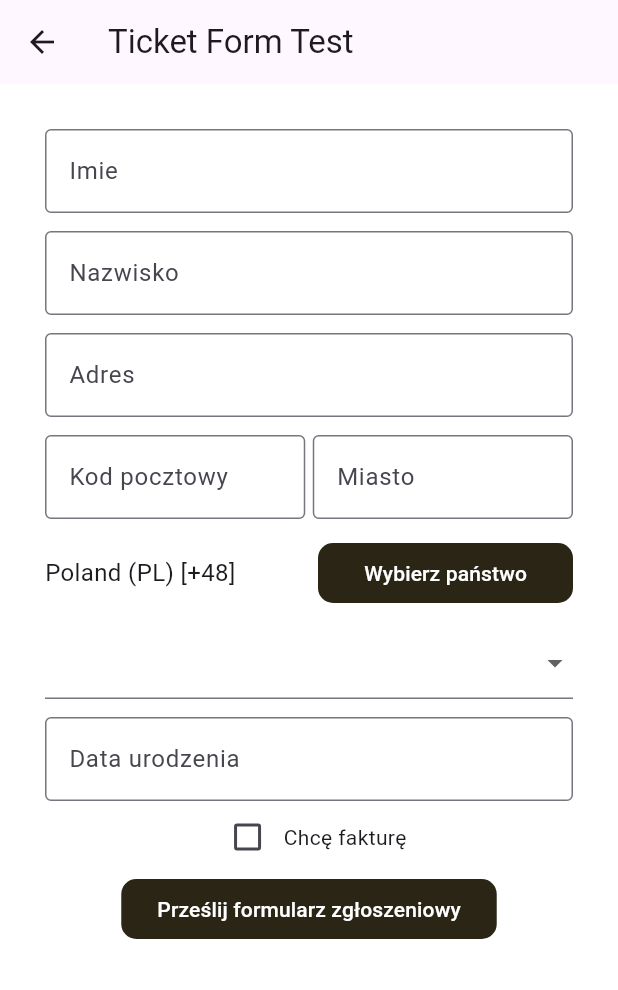
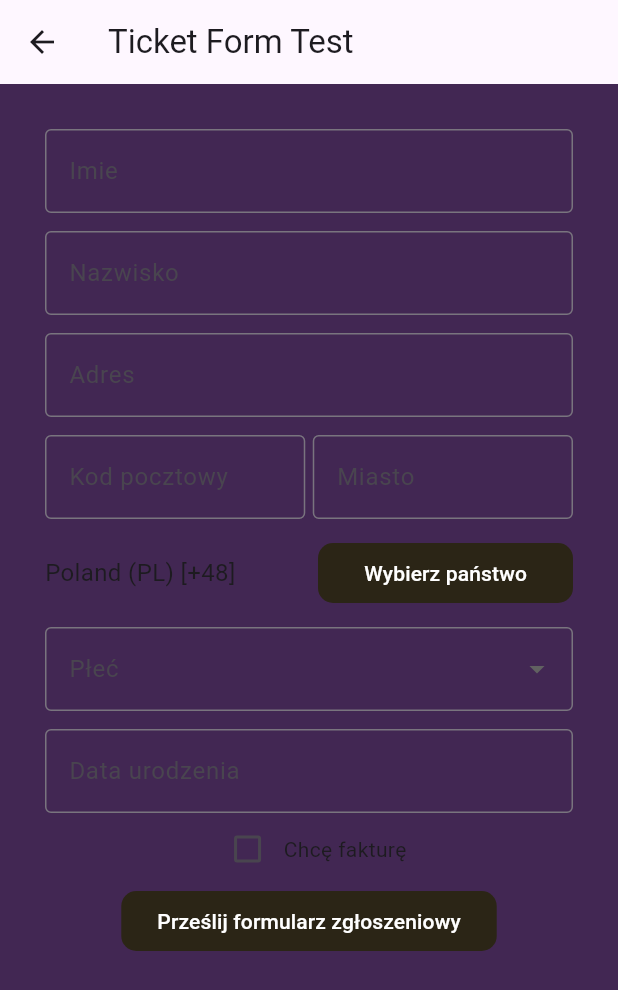
Before and after one commit to MaciejCiesielsk/PyrcampApp, a Flutter app: the screen it shows once a user with an empty profile is signed in, after a tap on "Cos tam", on a phone screen of 412 x 824 dp. Shown: the top 990 px of the screen. Run offline on Flutter 3.47's test engine with Material 3 defaults, Android fonts, the phone set to English and light mode, and no system bars; our stand-ins replace cloud_firestore, country_picker, firebase_auth, firebase_core; accounts and stored records are empty.

Commit message:
added scaffoldColor to theme.dart

```diff
--- a/pyrcamp_app/lib/features/shop_screen/shop_screen.dart
+++ b/pyrcamp_app/lib/features/shop_screen/shop_screen.dart
@@ -44,7 +44,7 @@ class _ShopScreenState extends State<ShopScreen> {
 
         //normal version withot errors
         return Scaffold(
-          backgroundColor: const Color.fromARGB(255, 66, 39, 83),
+          //backgroundColor: const Color.fromARGB(255, 66, 39, 83),
           appBar: AppBar(
             backgroundColor: Colors.transparent,
             elevation: 0,
--- a/pyrcamp_app/lib/features/ticket_form/ticket_form_screen.dart
+++ b/pyrcamp_app/lib/features/ticket_form/ticket_form_screen.dart
@@ -223,16 +223,20 @@ class _FormScreenState extends State<FormScreen> {
 
                             // SEX
                             DropdownButtonFormField(
+                              decoration: const InputDecoration(
+                                border: OutlineInputBorder(),
+                                label: Text('Płeć')
+                              ),
                               items: const [
                                 DropdownMenuItem(
                                   //value passed to firebase
-                                  value: 'male',
+                                  value: 'kobieta',
                                   //visible text
-                                  child: Text('male'),
+                                  child: Text('Kobieta'),
                                 ),
                                 DropdownMenuItem(
-                                  value: 'female',
-                                  child: Text('female'),
+                                  value: 'mezczyzna',
+                                  child: Text('Mężczyzna'),
                                 ),
                                 DropdownMenuItem(
                                   value: 'helikopter bojowy',
--- a/pyrcamp_app/lib/screens/welcome_page.dart
+++ b/pyrcamp_app/lib/screens/welcome_page.dart
@@ -23,7 +23,7 @@ class WelcomePage extends StatelessWidget {
               icon: const Icon(Icons.exit_to_app))
         ],
       ),
-      backgroundColor: const Color.fromARGB(255, 66, 39, 83),
+      //backgroundColor: const Color.fromARGB(255, 66, 39, 83),
       body: Center(
         child: Column(
           mainAxisAlignment: MainAxisAlignment.center,
--- a/pyrcamp_app/lib/utils/theme/theme.dart
+++ b/pyrcamp_app/lib/utils/theme/theme.dart
@@ -14,8 +14,8 @@ class PAppTheme {
   static ThemeData lightTheme = ThemeData(
     useMaterial3: true,
     brightness: Brightness.light,
-    primaryColor: Colors.blue,
-    scaffoldBackgroundColor: Colors.white,
+    primaryColor: const Color.fromARGB(255, 66, 39, 83),
+    scaffoldBackgroundColor: const Color.fromARGB(255, 66, 39, 83),
     textTheme: PTextTheme.lightTextTheme, //imported from another file. textTheme has predefined text themes. More info in comments in text_theme.dart
     elevatedButtonTheme: PElevatedButtonTheme.lightElevatedButtonTheme,
   );
```
